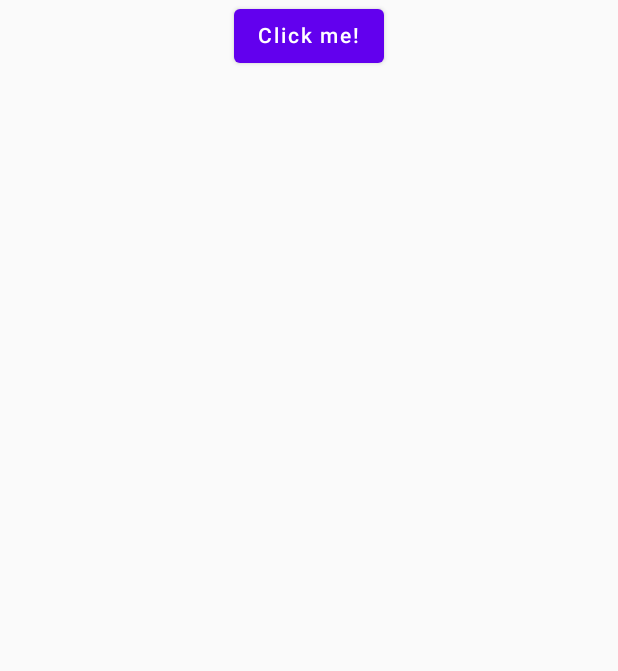
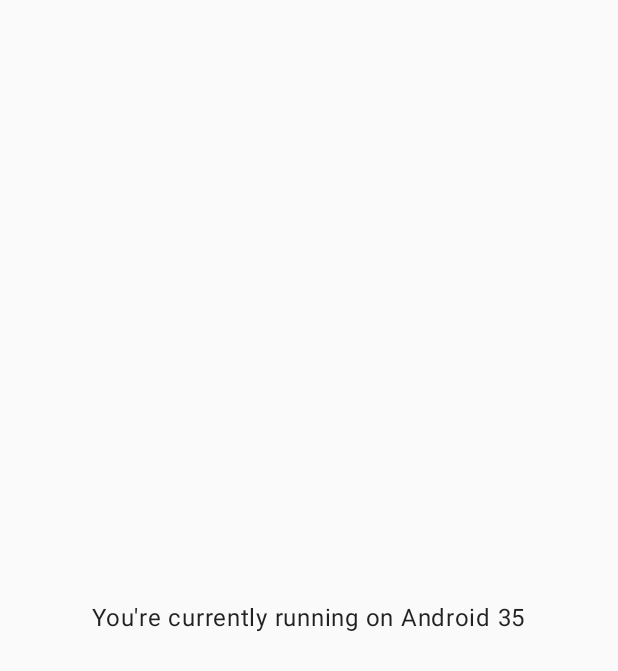
Before and after one commit to elginbrian/KMP-CalTrack, an Android app built with Jetpack Compose: the screen it shows after launch (MainActivity), on a phone screen of 412 x 824 dp. Shown: the top 671 px of the screen. Run offline under Robolectric (Android 15) with nearby library versions, the phone set to English and light mode, and no system bars; our stand-ins replace Compose Multiplatform resources; libraries missing offline, so code that uses them is left out: caltrack.composeapp.generated.

Commit message:
Setup Common Package Structure

```diff
--- a/composeApp/build.gradle.kts
+++ b/composeApp/build.gradle.kts
@@ -112,6 +112,7 @@
     implementation(libs.firebase.auth)
     implementation(libs.firebase.vertexai)
     implementation(libs.firebase.storage)
+    implementation(libs.firebase.common.ktx)
 }
 
 compose.desktop {
--- a/composeApp/src/androidMain/kotlin/org/elginbrian/caltrack_gemini/MainActivity.kt
+++ b/composeApp/src/androidMain/kotlin/org/elginbrian/caltrack_gemini/MainActivity.kt
@@ -1,6 +1,6 @@
 package org.elginbrian.caltrack_gemini
 
-import App
+import features.App
 import android.os.Bundle
 import androidx.activity.ComponentActivity
 import androidx.activity.compose.setContent
--- a/composeApp/src/commonMain/kotlin/App.kt
+++ b/composeApp/src/commonMain/kotlin/features/App.kt
@@ -1,3 +1,6 @@
+package features
+
+import Greeting
 import androidx.compose.animation.AnimatedVisibility
 import androidx.compose.foundation.Image
 import androidx.compose.foundation.layout.Column
@@ -13,23 +16,12 @@
 
 import caltrack.composeapp.generated.resources.Res
 import caltrack.composeapp.generated.resources.compose_multiplatform
+import features.presentation.screen.HomeScreen
 
 @Composable
 @Preview
 fun App() {
     MaterialTheme {
-        var showContent by remember { mutableStateOf(false) }
-        Column(Modifier.fillMaxWidth(), horizontalAlignment = Alignment.CenterHorizontally) {
-            Button(onClick = { showContent = !showContent }) {
-                Text("Click me!")
-            }
-            AnimatedVisibility(showContent) {
-                val greeting = remember { Greeting().greet() }
-                Column(Modifier.fillMaxWidth(), horizontalAlignment = Alignment.CenterHorizontally) {
-                    Image(painterResource(Res.drawable.compose_multiplatform), null)
-                    Text("Compose: $greeting")
-                }
-            }
-        }
+        HomeScreen()
     }
 }
--- /dev/null
+++ b/composeApp/src/commonMain/kotlin/features/domain/FirestoreTest.kt
@@ -0,0 +1,5 @@
+package features.domain
+
+interface FirestoreTest {
+    suspend fun createNewDocument(data: Map<String, Any>): String
+}
--- /dev/null
+++ b/composeApp/src/commonMain/kotlin/features/presentation/design_system/Color.kt
@@ -0,0 +1,4 @@
+package features.presentation.design_system
+
+class Color {
+}
--- /dev/null
+++ b/composeApp/src/commonMain/kotlin/features/presentation/screen/HomeScreen.kt
@@ -0,0 +1,16 @@
+package features.presentation.screen
+
+import androidx.compose.foundation.layout.Box
+import androidx.compose.foundation.layout.fillMaxSize
+import androidx.compose.material.Text
+import androidx.compose.runtime.Composable
+import androidx.compose.ui.Alignment
+import androidx.compose.ui.Modifier
+import getPlatform
+
+@Composable
+fun HomeScreen(){
+    Box(modifier = Modifier.fillMaxSize(), contentAlignment = Alignment.Center){
+        Text("You're currently running on ${getPlatform().name}")
+    }
+}
--- a/gradle/libs.versions.toml
+++ b/gradle/libs.versions.toml
@@ -18,6 +18,7 @@
 firebaseFirestore = "25.0.0"
 firebaseAuth = "23.0.0"
 firebaseStorage = "21.0.0"
+firebaseCommonKtx = "21.0.0"
 
 [libraries]
 firebase-vertexai = { module = "com.google.firebase:firebase-vertexai", version.ref = "firebaseVertexai" }
@@ -34,6 +35,7 @@
 firebase-firestore = { group = "com.google.firebase", name = "firebase-firestore", version.ref = "firebaseFirestore" }
 firebase-auth = { group = "com.google.firebase", name = "firebase-auth", version.ref = "firebaseAuth" }
 firebase-storage = { group = "com.google.firebase", name = "firebase-storage", version.ref = "firebaseStorage" }
+firebase-common-ktx = { group = "com.google.firebase", name = "firebase-common-ktx", version.ref = "firebaseCommonKtx" }
 
 [plugins]
 androidApplication = { id = "com.android.application", version.ref = "agp" }
```
Also changed, not shown: composeApp/src/commonMain/kotlin/features/data/FirestoreTestImpl.kt (added, +9 -0 lines), 4 other files.
